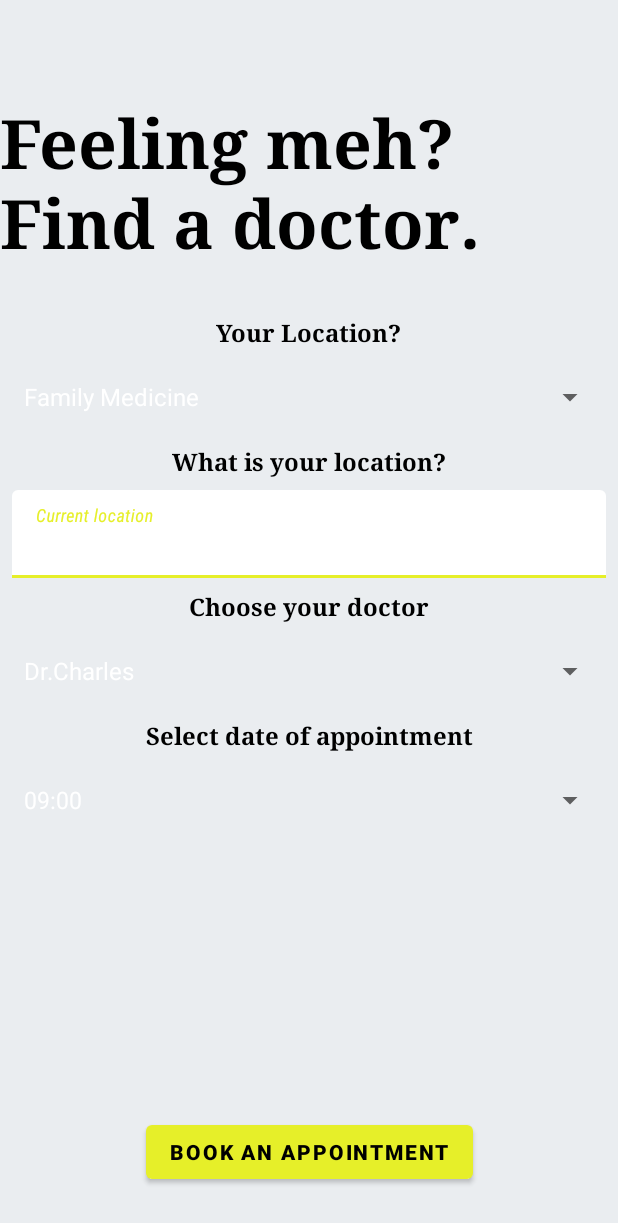
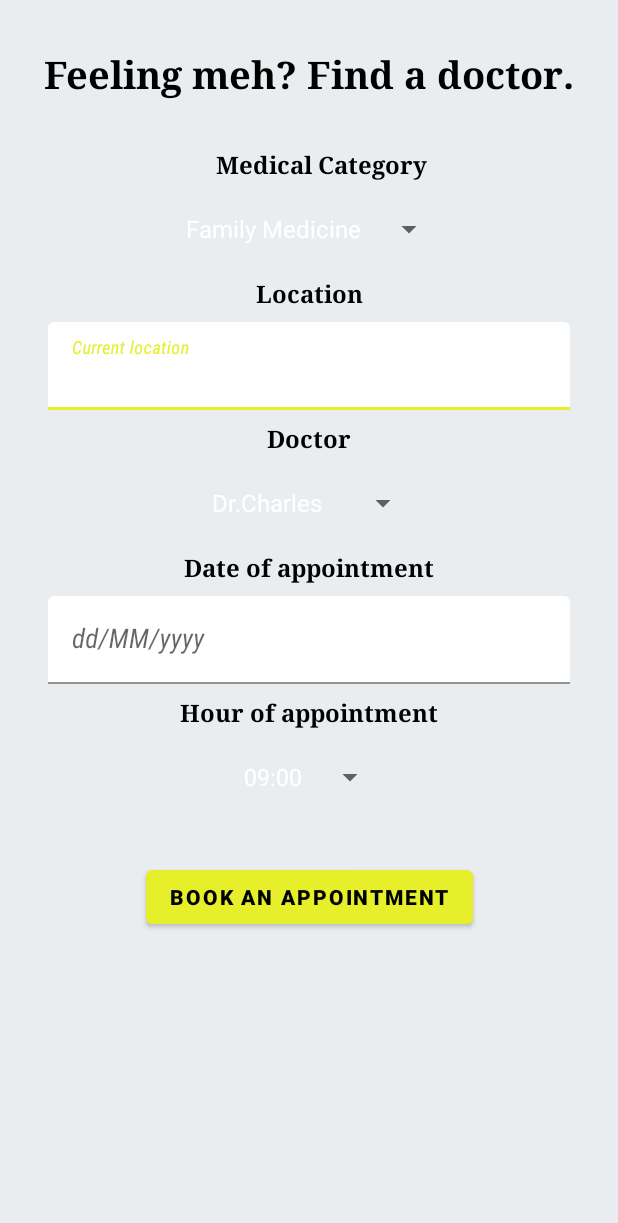
Before and after one commit to andreichirita2019/seminar-android, an Android app: the AppointmentActivity screen opened directly, with no data from a screen before it, on a phone screen of 412 x 824 dp. Shown: the top 1223 px of the screen. Run offline under Robolectric (Android 15) with nearby library versions, the phone set to English and light mode, and no system bars; network calls fail.

```diff
--- a/app/src/main/java/eu/ase/chirita_andrei/proiect/zocdocclone/AppointmentActivity.java
+++ b/app/src/main/java/eu/ase/chirita_andrei/proiect/zocdocclone/activities/AppointmentActivity.java
@@ -1,32 +1,29 @@
-package eu.ase.chirita_andrei.proiect.zocdocclone;
+ package eu.ase.chirita_andrei.proiect.zocdocclone.activities;
 
 import androidx.appcompat.app.AppCompatActivity;
 
 import android.content.Intent;
 import android.os.Bundle;
-import android.util.Log;
 import android.view.View;
 import android.widget.ArrayAdapter;
 import android.widget.Button;
-import android.widget.RadioGroup;
 import android.widget.Spinner;
 import android.widget.Toast;
 
 import com.google.android.material.textfield.TextInputEditText;
 
-import java.util.Date;
+import eu.ase.chirita_andrei.proiect.zocdocclone.R;
+import eu.ase.chirita_andrei.proiect.zocdocclone.models.Appointment;
 
-import eu.ase.chirita_andrei.proiect.zocdocclone.util.Appointment;
-import eu.ase.chirita_andrei.proiect.zocdocclone.util.DateConverter;
-
-public class AppointmentActivity extends AppCompatActivity {
+ public class AppointmentActivity extends AppCompatActivity {
 
     public static final String ADD_APPOINTMENT_KEY = "ADD_APPOINTMENT_KEY";
 
     private Spinner spnMedicalCategories;
     private TextInputEditText tietPatientLocation;
     private Spinner spnDoctors;
-    private Spinner spnDateofAppointment;
+    private TextInputEditText tietDateofAppointment;
+    private Spinner spnHourofAppointment;
 
     private Button btnBookAnAppointment;
     private Intent intent;
@@ -42,9 +39,10 @@ public class AppointmentActivity extends AppCompatActivity {
     private Appointment buildAppointmentFromComponents() {
         String medicalCategory = spnMedicalCategories.getSelectedItem().toString();
         String patientLocation = tietPatientLocation.getText().toString();
-        String doctors = spnDoctors.getSelectedItem().toString();
-        String datesAppointments = spnDateofAppointment.getSelectedItem().toString();
-        return new Appointment(medicalCategory, patientLocation, doctors, datesAppointments);
+        String doctorName = spnDoctors.getSelectedItem().toString();
+        String datOfAppointment = tietDateofAppointment.getText().toString();
+        String hourOfAppointment = spnHourofAppointment.getSelectedItem().toString();
+        return new Appointment(medicalCategory, patientLocation, doctorName, datOfAppointment, hourOfAppointment);
     }
 
     private boolean isValid() {
@@ -72,11 +70,11 @@ public class AppointmentActivity extends AppCompatActivity {
         spnDoctors.setAdapter(adapter);
     }
 
-    private void addSpinnerDateOfAppointmentAdapter(){
+    private void addSpinnerHourOfAppointmentAdapter(){
         ArrayAdapter<CharSequence> adapter = ArrayAdapter.createFromResource(getApplicationContext(),
-                R.array.appointment_date_values,
+                R.array.appointment_hour_values,
                 android.R.layout.simple_spinner_dropdown_item);
-        spnDateofAppointment.setAdapter(adapter);
+        spnHourofAppointment.setAdapter(adapter);
     }
 
     private View.OnClickListener getSaveAppointmentClickListener() {
@@ -97,11 +95,12 @@ public class AppointmentActivity extends AppCompatActivity {
         spnMedicalCategories = findViewById(R.id.spn_appointment_medical_category);
         tietPatientLocation = findViewById(R.id.tie_appointment_patient_location);
         spnDoctors = findViewById(R.id.spn_appointment_doctor);
-        spnDateofAppointment = findViewById(R.id.spn_appointment_date);
+        tietDateofAppointment = findViewById(R.id.tie_appointment_date);
+        spnHourofAppointment = findViewById(R.id.spn_appointment_hour);
         btnBookAnAppointment = findViewById(R.id.btn_appointment_save);
         addSpinnerMedicalCategoriesAdapter();
         addSpinnerDoctorsAdapter();
-        addSpinnerDateOfAppointmentAdapter();
+        addSpinnerHourOfAppointmentAdapter();
         btnBookAnAppointment.setOnClickListener(getSaveAppointmentClickListener());
     }
 }
--- a/app/src/main/java/eu/ase/chirita_andrei/proiect/zocdocclone/util/User.java
+++ b/app/src/main/java/eu/ase/chirita_andrei/proiect/zocdocclone/models/User.java
@@ -1,7 +1,9 @@
-package eu.ase.chirita_andrei.proiect.zocdocclone.util;
+package eu.ase.chirita_andrei.proiect.zocdocclone.models;
 
 import java.io.Serializable;
 import java.util.Date;
+
+import eu.ase.chirita_andrei.proiect.zocdocclone.util.GenderType;
 
 public class User implements Serializable {
 
--- /dev/null
+++ b/app/src/main/res/drawable/ic_lv_row_view_clock_icon.xml
@@ -0,0 +1,5 @@
+<vector android:height="24dp" android:tint="#0A090F"
+    android:viewportHeight="24" android:viewportWidth="24"
+    android:width="24dp" xmlns:android="http://schemas.android.com/apk/res/android">
+    <path android:fillColor="@android:color/white" android:pathData="M11.99,2C6.47,2 2,6.48 2,12s4.47,10 9.99,10C17.52,22 22,17.52 22,12S17.52,2 11.99,2zM15.29,16.71L11,12.41V7h2v4.59l3.71,3.71L15.29,16.71z"/>
+</vector>
--- /dev/null
+++ b/app/src/main/res/drawable/ic_lv_row_view_location_icon.xml
@@ -0,0 +1,5 @@
+<vector android:height="24dp" android:tint="#0A090F"
+    android:viewportHeight="24" android:viewportWidth="24"
+    android:width="24dp" xmlns:android="http://schemas.android.com/apk/res/android">
+    <path android:fillColor="@android:color/white" android:pathData="M12,2C8.13,2 5,5.13 5,9c0,5.25 7,13 7,13s7,-7.75 7,-13c0,-3.87 -3.13,-7 -7,-7zM12,11.5c-1.38,0 -2.5,-1.12 -2.5,-2.5s1.12,-2.5 2.5,-2.5 2.5,1.12 2.5,2.5 -1.12,2.5 -2.5,2.5z"/>
+</vector>
--- a/app/src/main/res/layout/activity_appointment.xml
+++ b/app/src/main/res/layout/activity_appointment.xml
@@ -4,7 +4,7 @@
     xmlns:tools="http://schemas.android.com/tools"
     android:layout_width="match_parent"
     android:layout_height="match_parent"
-    tools:context=".AppointmentActivity"
+    tools:context=".activities.AppointmentActivity"
     android:background="@color/background_main_grey">
 
     <TextView
@@ -15,45 +15,45 @@
         app:layout_constraintStart_toStartOf="parent"
         app:layout_constraintEnd_toEndOf="parent"
         app:layout_constraintTop_toTopOf="parent"
-        android:layout_marginTop="64dp"
+        android:layout_marginTop="32dp"
         android:layout_marginStart="8dp"
         android:layout_marginEnd="8dp"
         android:textStyle="bold"
-        android:textSize="45sp"
+        android:textSize="25sp"
         android:fontFamily="serif"
         android:textColor="@color/black"/>
 
     <TextView
-        android:id="@+id/tv_appointment_what_are_you_looking_for"
+        android:id="@+id/tv_appointment_medical_category"
         android:layout_width="wrap_content"
         android:layout_height="wrap_content"
-        android:text="Your Location?"
+        android:text="Medical Category"
         app:layout_constraintStart_toStartOf="parent"
         app:layout_constraintTop_toBottomOf="@id/tv_appointment_feeling_meh"
+        app:layout_constraintBottom_toTopOf="@id/spn_appointment_medical_category"
         app:layout_constraintEnd_toEndOf="parent"
         android:layout_marginTop="32dp"
-        android:layout_marginStart="8dp"
-        android:layout_marginEnd="8dp"
+        android:layout_marginStart="16dp"
         android:textStyle="bold"
         android:fontFamily="serif"
         android:textSize="16sp"/>
 
     <Spinner
         android:id="@+id/spn_appointment_medical_category"
-        android:layout_width="match_parent"
+        android:layout_width="wrap_content"
         android:layout_height="wrap_content"
         android:layout_marginTop="8dp"
         android:layout_marginStart="8dp"
         android:layout_marginEnd="8dp"
-        app:layout_constraintEnd_toEndOf="parent"
         app:layout_constraintStart_toStartOf="parent"
-        app:layout_constraintTop_toBottomOf="@id/tv_appointment_what_are_you_looking_for"/>
+        app:layout_constraintTop_toBottomOf="@id/tv_appointment_medical_category"
+        app:layout_constraintEnd_toEndOf="parent"/>
 
     <TextView
         android:id="@+id/tv_appointment_what_is_your_location"
         android:layout_width="wrap_content"
         android:layout_height="wrap_content"
-        android:text="What is your location?"
+        android:text="Location"
         app:layout_constraintStart_toStartOf="parent"
         app:layout_constraintTop_toBottomOf="@id/spn_appointment_medical_category"
         app:layout_constraintEnd_toEndOf="parent"
@@ -71,8 +71,8 @@
         app:layout_constraintStart_toStartOf="parent"
         app:layout_constraintEnd_toEndOf="parent"
         app:layout_constraintTop_toBottomOf="@id/tv_appointment_what_is_your_location"
-        android:layout_marginStart="8dp"
-        android:layout_marginEnd="8dp"
+        android:layout_marginStart="32dp"
+        android:layout_marginEnd="32dp"
         android:layout_marginTop="8dp"
         app:boxBackgroundColor="@color/white">
 
@@ -92,7 +92,7 @@
         android:id="@+id/tv_appointment_choose_your_doctor"
         android:layout_width="wrap_content"
         android:layout_height="wrap_content"
-        android:text="Choose your doctor"
+        android:text="Doctor"
         app:layout_constraintStart_toStartOf="parent"
         app:layout_constraintTop_toBottomOf="@id/til_appointment_patient_location"
         app:layout_constraintEnd_toEndOf="parent"
@@ -105,7 +105,7 @@
 
     <Spinner
         android:id="@+id/spn_appointment_doctor"
-        android:layout_width="match_parent"
+        android:layout_width="wrap_content"
         android:layout_height="wrap_content"
         android:layout_marginTop="8dp"
         android:layout_marginStart="8dp"
@@ -115,10 +115,10 @@
         app:layout_constraintTop_toBottomOf="@id/tv_appointment_choose_your_doctor"/>
 
     <TextView
-        android:id="@+id/tv_appointment_select_date_of_appointment"
+        android:id="@+id/tv_appointment_date_of_appointment"
         android:layout_width="wrap_content"
         android:layout_height="wrap_content"
-        android:text="Select date of appointment"
+        android:text="Date of appointment"
         app:layout_constraintStart_toStartOf="parent"
         app:layout_constraintTop_toBottomOf="@id/spn_appointment_doctor"
         app:layout_constraintEnd_toEndOf="parent"
@@ -129,16 +129,55 @@
         android:fontFamily="serif"
         android:textSize="16sp"/>
 
+    <com.google.android.material.textfield.TextInputLayout
+        android:id="@+id/til_appointment_date"
+        android:layout_width="match_parent"
+        android:layout_height="wrap_content"
+        app:layout_constraintStart_toStartOf="parent"
+        app:layout_constraintEnd_toEndOf="parent"
+        app:layout_constraintTop_toBottomOf="@id/tv_appointment_date_of_appointment"
+        android:layout_marginStart="32dp"
+        android:layout_marginEnd="32dp"
+        android:layout_marginTop="8dp"
+        app:boxBackgroundColor="@color/white">
+
+        <com.google.android.material.textfield.TextInputEditText
+            android:id="@+id/tie_appointment_date"
+            android:layout_width="match_parent"
+            android:layout_height="wrap_content"
+            android:hint="dd/MM/yyyy"
+            android:textStyle="italic"
+            android:fontFamily="sans-serif-condensed"
+            android:textSize="18sp"
+            android:inputType="text"
+            />
+    </com.google.android.material.textfield.TextInputLayout>
+
+    <TextView
+        android:id="@+id/tv_appointment_select_hour_of_appointment"
+        android:layout_width="wrap_content"
+        android:layout_height="wrap_content"
+        android:text="Hour of appointment"
+        app:layout_constraintStart_toStartOf="parent"
+        app:layout_constraintTop_toBottomOf="@id/til_appointment_date"
+        app:layout_constraintEnd_toEndOf="parent"
+        android:layout_marginTop="8dp"
+        android:layout_marginStart="8dp"
+        android:layout_marginEnd="8dp"
+        android:textStyle="bold"
+        android:fontFamily="serif"
+        android:textSize="16sp"/>
+
     <Spinner
-        android:id="@+id/spn_appointment_date"
-        android:layout_width="match_parent"
+        android:id="@+id/spn_appointment_hour"
+        android:layout_width="wrap_content"
         android:layout_height="wrap_content"
         android:layout_marginTop="8dp"
         android:layout_marginStart="8dp"
         android:layout_marginEnd="8dp"
         app:layout_constraintEnd_toEndOf="parent"
         app:layout_constraintStart_toStartOf="parent"
-        app:layout_constraintTop_toBottomOf="@id/tv_appointment_select_date_of_appointment"/>
+        app:layout_constraintTop_toBottomOf="@id/tv_appointment_select_hour_of_appointment"/>
 
     <Button
         android:id="@+id/btn_appointment_save"
@@ -146,8 +185,8 @@
         android:layout_height="wrap_content"
         app:layout_constraintStart_toStartOf="parent"
         app:layout_constraintEnd_toEndOf="parent"
-        app:layout_constraintBottom_toBottomOf="parent"
-        android:layout_marginBottom="32dp"
+        app:layout_constraintTop_toBottomOf="@id/spn_appointment_hour"
+        android:layout_marginTop="32dp"
         android:layout_marginStart="8dp"
         android:layout_marginEnd="8dp"
         android:gravity="center"
--- a/app/src/main/res/layout/activity_login.xml
+++ b/app/src/main/res/layout/activity_login.xml
@@ -4,7 +4,7 @@
     xmlns:tools="http://schemas.android.com/tools"
     android:layout_width="match_parent"
     android:layout_height="match_parent"
-    tools:context=".LoginActivity"
+    tools:context=".activities.LoginActivity"
     android:background="@color/background_main_grey">
 
     <ImageView
--- a/app/src/main/res/layout/activity_sign_up.xml
+++ b/app/src/main/res/layout/activity_sign_up.xml
@@ -4,7 +4,7 @@
     xmlns:tools="http://schemas.android.com/tools"
     android:layout_width="match_parent"
     android:layout_height="match_parent"
-    tools:context=".SignUpActivity"
+    tools:context=".activities.SignUpActivity"
     android:background="@color/background_main_grey">
 
     <ImageView
--- a/app/src/main/res/values/strings.xml
+++ b/app/src/main/res/values/strings.xml
@@ -45,7 +45,7 @@
         <item>Dr.Matthew</item>
     </string-array>
 
-    <string-array name="appointment_date_values">
+    <string-array name="appointment_hour_values">
         <item>09:00</item>
         <item>09:30</item>
         <item>10:00</item>
```
Also changed, not shown: app/src/main/AndroidManifest.xml (+4 -4 lines), app/src/main/java/eu/ase/chirita_andrei/proiect/zocdocclone/activities/LoginActivity.java (renamed from app/src/main/java/eu/ase/chirita_andrei/proiect/zocdocclone/LoginActivity.java, +4 -8 lines), app/src/main/java/eu/ase/chirita_andrei/proiect/zocdocclone/activities/MainActivity.java (renamed from app/src/main/java/eu/ase/chirita_andrei/proiect/zocdocclone/MainActivity.java, +47 -7 lines), app/src/main/java/eu/ase/chirita_andrei/proiect/zocdocclone/activities/SignUpActivity.java (renamed from app/src/main/java/eu/ase/chirita_andrei/proiect/zocdocclone/SignUpActivity.java, +4 -10 lines), app/src/main/java/eu/ase/chirita_andrei/proiect/zocdocclone/adapters/AppointmentAdapter.java (added, +30 -0 lines), app/src/main/java/eu/ase/chirita_andrei/proiect/zocdocclone/models/Appointment.java (renamed from app/src/main/java/eu/ase/chirita_andrei/proiect/zocdocclone/util/Appointment.java, +21 -20 lines), app/src/main/java/eu/ase/chirita_andrei/proiect/zocdocclone/network/HttpManager.java (added, +73 -0 lines), app/src/main/java/eu/ase/chirita_andrei/proiect/zocdocclone/util/AppointmentJsonParser.java (added, +47 -0 lines), app/src/main/res/drawable/ic_lv_row_view_doctor_icon.xml (added, +45 -0 lines), app/src/main/res/layout/activity_main.xml (+25 -12 lines), app/src/main/res/layout/lv_row_view_appointments_custom_adapter.xml (added, +90 -0 lines).
